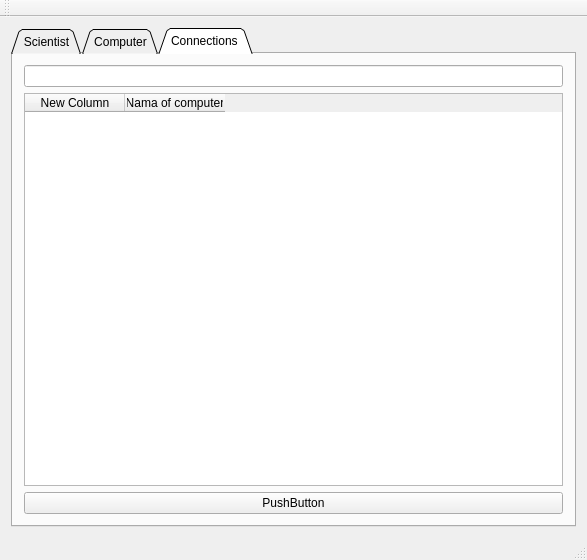
hrunderla/VLN_1_UI, file mainwindow.ui: the form before one commit.
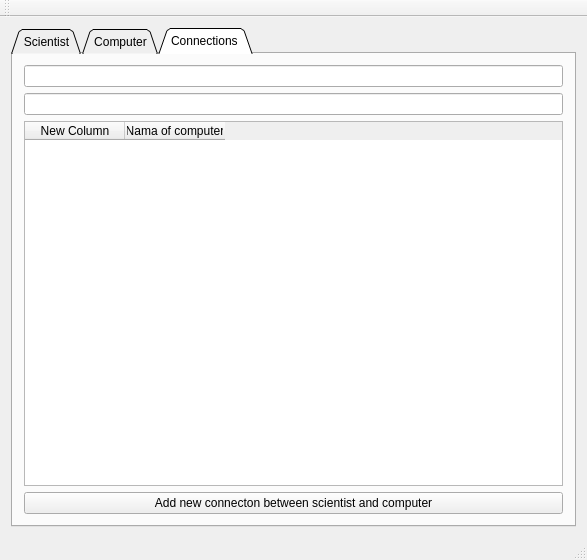
The form after the commit. Icons and pictures are not drawn.

Patch:
```diff
--- a/mainwindow.ui
+++ b/mainwindow.ui
@@ -133,6 +133,9 @@
         <item>
          <widget class="QLineEdit" name="lineEditSciToCom"/>
         </item>
+        <item>
+         <widget class="QLineEdit" name="lineEditComToSci"/>
+        </item>
         <item>
          <widget class="QTableWidget" name="tableSciToCom">
           <property name="sortingEnabled">
@@ -153,7 +156,7 @@
         <item>
          <widget class="QPushButton" name="pushButtonSciToCom">
           <property name="text">
-           <string>PushButton</string>
+           <string>Add new connecton between scientist and computer</string>
           </property>
          </widget>
         </item>
```
Left out of the diff: 3 changed lines with no effect on the pictures.
